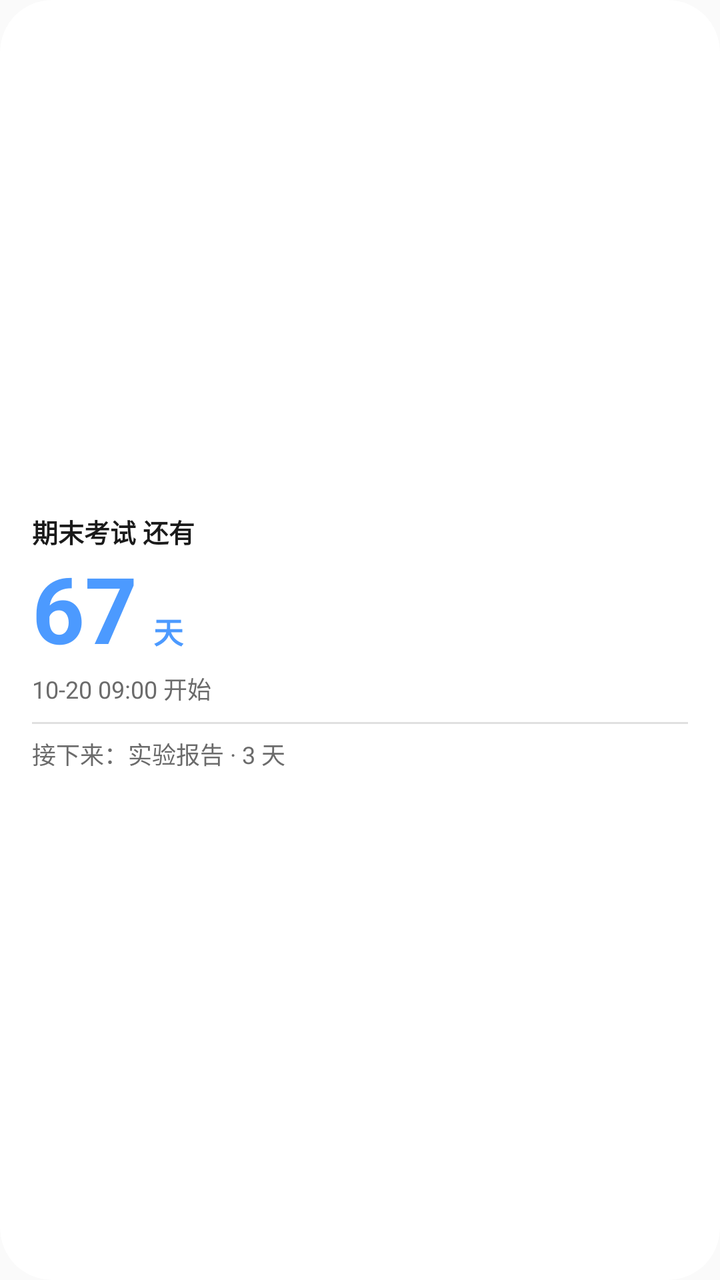
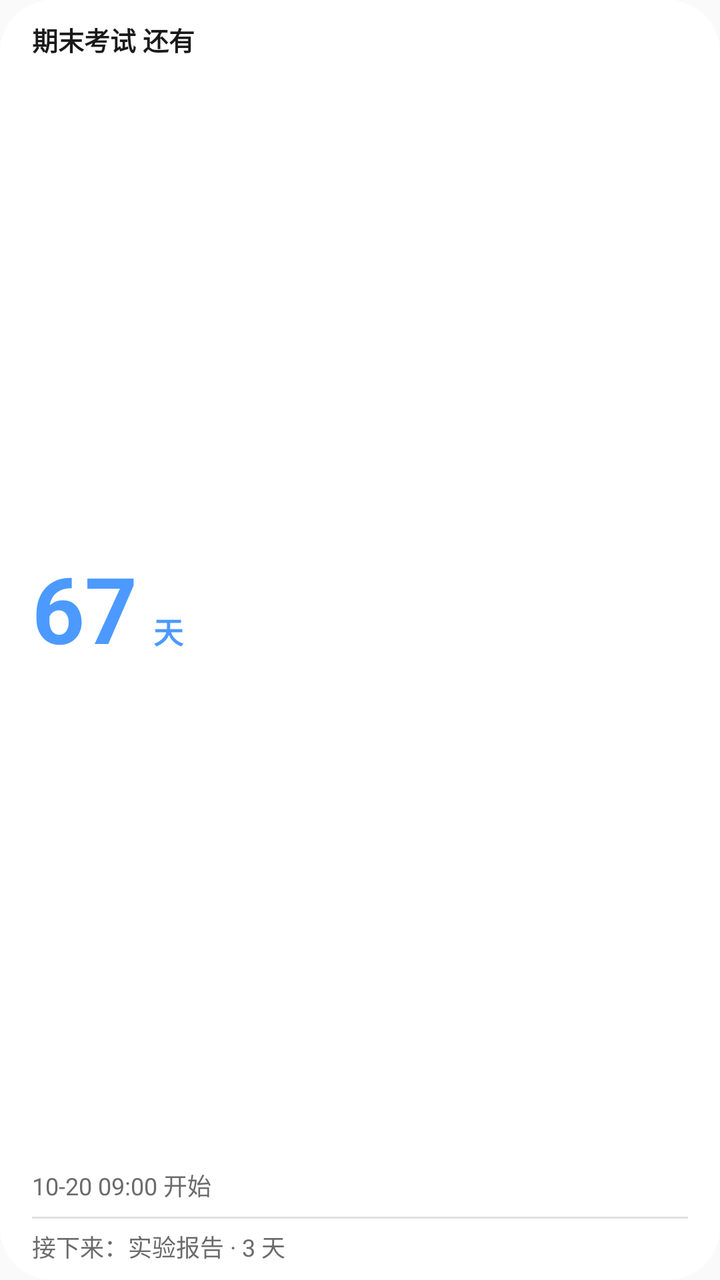

Before-and-after screenshots of an Android layout around one commit, followed by the original layout XML and the change that was made.
<!-- AndroidManifest.xml: another module's application theme AppTheme -->
<!-- res/layout/widget_countdown.xml -->
<?xml version="1.0" encoding="utf-8"?>
<FrameLayout xmlns:android="http://schemas.android.com/apk/res/android"
    android:id="@+id/widget_root"
    android:layout_width="match_parent"
    android:layout_height="match_parent"
    android:background="@drawable/widget_bg_tint"
    android:clipToOutline="true">

    
    <ImageView
        android:id="@+id/widget_bg_image"
        android:layout_width="match_parent"
        android:layout_height="match_parent"
        android:scaleType="centerCrop"
        android:contentDescription="@null" />

    <LinearLayout
        android:id="@+id/widget_content"
        android:layout_width="match_parent"
        android:layout_height="match_parent"
        android:orientation="vertical"
        android:gravity="center_vertical"
        android:paddingStart="16dp"
        android:paddingEnd="16dp"
        android:paddingTop="12dp"
        android:paddingBottom="10dp">

        <TextView
            android:id="@+id/countdown_label"
            android:layout_width="match_parent"
            android:layout_height="wrap_content"
            android:maxLines="1"
            android:ellipsize="end"
            android:textSize="13sp"
            android:textStyle="bold"
            android:textColor="@color/widget_text_primary"
            android:text="期末考试 还有" />

        <LinearLayout
            android:id="@+id/countdown_num_row"
            android:layout_width="match_parent"
            android:layout_height="wrap_content"
            android:paddingTop="4dp"
            android:orientation="horizontal"
            android:baselineAligned="true">

            <TextView
                android:id="@+id/countdown_num"
                android:layout_width="wrap_content"
                android:layout_height="wrap_content"
                android:maxLines="1"
                android:includeFontPadding="false"
                android:textSize="46sp"
                android:textStyle="bold"
                android:textColor="#FF4C9AFF"
                android:text="67" />

            <TextView
                android:id="@+id/countdown_unit"
                android:layout_width="wrap_content"
                android:layout_height="wrap_content"
                android:layout_marginStart="8dp"
                android:maxLines="1"
                android:textSize="15sp"
                android:textStyle="bold"
                android:textColor="#FF4C9AFF"
                android:text="天" />
        </LinearLayout>

        <TextView
            android:id="@+id/countdown_sub"
            android:layout_width="match_parent"
            android:layout_height="wrap_content"
            android:paddingTop="2dp"
            android:maxLines="1"
            android:ellipsize="end"
            android:textSize="12sp"
            android:textColor="@color/widget_text_secondary"
            android:text="10-20 09:00 开始" />

        <ImageView
            android:id="@+id/countdown_divider"
            android:layout_width="match_parent"
            android:layout_height="1dp"
            android:layout_marginTop="8dp"
            android:background="@color/widget_divider"
            android:contentDescription="@null" />

        <TextView
            android:id="@+id/countdown_next"
            android:layout_width="match_parent"
            android:layout_height="wrap_content"
            android:paddingTop="6dp"
            android:maxLines="2"
            android:ellipsize="end"
            android:textSize="12sp"
            android:textColor="@color/widget_text_secondary"
            android:text="接下来：实验报告 · 3 天" />

        <TextView
            android:id="@+id/countdown_empty"
            android:layout_width="match_parent"
            android:layout_height="0dp"
            android:layout_weight="1"
            android:gravity="center"
            android:textSize="14sp"
            android:textColor="@color/widget_text_secondary"
            android:visibility="gone"
            android:text="暂无待办倒计时\n给待办加上时间或截止日期即可" />
    </LinearLayout>
</FrameLayout>
<!-- resources referenced by this layout -->
<resources>
  <color name="widget_divider">#1F000000</color>
  <color name="widget_text_primary">#FF1A1A1A</color>
  <color name="widget_text_secondary">#FF6B6B6B</color>
  <!-- drawable widget_bg_tint (drawable) -->
  <?xml version="1.0" encoding="utf-8"?>
  <shape xmlns:android="http://schemas.android.com/apk/res/android"
      android:shape="rectangle">
      <solid android:color="#FFFFFFFF" />
      <corners android:radius="26dp" />
  </shape>
  <style name="AppTheme" parent="Theme.AppCompat.Light.DarkActionBar">
          
          <item name="colorPrimary">@color/colorPrimary</item>
          <item name="colorPrimaryDark">@color/colorPrimaryDark</item>
          <item name="colorAccent">@color/colorAccent</item>
      </style>
</resources>

<!-- the commit's change to res/layout/widget_countdown.xml (unified diff, before → after) -->
@@ -19,11 +19,10 @@
         android:layout_width="match_parent"
         android:layout_height="match_parent"
         android:orientation="vertical"
-        android:gravity="center_vertical"
         android:paddingStart="16dp"
         android:paddingEnd="16dp"
-        android:paddingTop="12dp"
-        android:paddingBottom="10dp">
+        android:paddingTop="10dp"
+        android:paddingBottom="8dp">
 
         <TextView
             android:id="@+id/countdown_label"
@@ -36,42 +35,49 @@
             android:textColor="@color/widget_text_primary"
             android:text="期末考试 还有" />
 
+        
         <LinearLayout
             android:id="@+id/countdown_num_row"
             android:layout_width="match_parent"
-            android:layout_height="wrap_content"
-            android:paddingTop="4dp"
+            android:layout_height="0dp"
+            android:layout_weight="1"
             android:orientation="horizontal"
-            android:baselineAligned="true">
+            android:gravity="center_vertical">
 
-            <TextView
-                android:id="@+id/countdown_num"
+            <LinearLayout
                 android:layout_width="wrap_content"
                 android:layout_height="wrap_content"
-                android:maxLines="1"
-                android:includeFontPadding="false"
-                android:textSize="46sp"
-                android:textStyle="bold"
-                android:textColor="#FF4C9AFF"
-                android:text="67" />
+                android:orientation="horizontal"
+                android:baselineAligned="true">
 
-            <TextView
-                android:id="@+id/countdown_unit"
-                android:layout_width="wrap_content"
-                android:layout_height="wrap_content"
-                android:layout_marginStart="8dp"
-                android:maxLines="1"
-                android:textSize="15sp"
-                android:textStyle="bold"
-                android:textColor="#FF4C9AFF"
-                android:text="天" />
+                <TextView
+                    android:id="@+id/countdown_num"
+                    android:layout_width="wrap_content"
+                    android:layout_height="wrap_content"
+                    android:maxLines="1"
+                    android:includeFontPadding="false"
+                    android:textSize="46sp"
+                    android:textStyle="bold"
+                    android:textColor="#FF4C9AFF"
+                    android:text="67" />
+
+                <TextView
+                    android:id="@+id/countdown_unit"
+                    android:layout_width="wrap_content"
+                    android:layout_height="wrap_content"
+                    android:layout_marginStart="8dp"
+                    android:maxLines="1"
+                    android:textSize="15sp"
+                    android:textStyle="bold"
+                    android:textColor="#FF4C9AFF"
+                    android:text="天" />
+            </LinearLayout>
         </LinearLayout>
 
         <TextView
             android:id="@+id/countdown_sub"
             android:layout_width="match_parent"
             android:layout_height="wrap_content"
-            android:paddingTop="2dp"
             android:maxLines="1"
             android:ellipsize="end"
             android:textSize="12sp"
@@ -82,7 +88,7 @@
             android:id="@+id/countdown_divider"
             android:layout_width="match_parent"
             android:layout_height="1dp"
-            android:layout_marginTop="8dp"
+            android:layout_marginTop="7dp"
             android:background="@color/widget_divider"
             android:contentDescription="@null" />
 
@@ -90,22 +96,24 @@
             android:id="@+id/countdown_next"
             android:layout_width="match_parent"
             android:layout_height="wrap_content"
-            android:paddingTop="6dp"
-            android:maxLines="2"
+            android:paddingTop="5dp"
+            android:maxLines="3"
             android:ellipsize="end"
             android:textSize="12sp"
             android:textColor="@color/widget_text_secondary"
             android:text="接下来：实验报告 · 3 天" />
+    </LinearLayout>
 
-        <TextView
-            android:id="@+id/countdown_empty"
-            android:layout_width="match_parent"
-            android:layout_height="0dp"
-            android:layout_weight="1"
-            android:gravity="center"
-            android:textSize="14sp"
-            android:textColor="@color/widget_text_secondary"
-            android:visibility="gone"
-            android:text="暂无待办倒计时\n给待办加上时间或截止日期即可" />
-    </LinearLayout>
+    
+    <TextView
+        android:id="@+id/countdown_empty"
+        android:layout_width="match_parent"
+        android:layout_height="match_parent"
+        android:gravity="center"
+        android:paddingStart="16dp"
+        android:paddingEnd="16dp"
+        android:textSize="13.5sp"
+        android:textColor="@color/widget_text_secondary"
+        android:visibility="gone"
+        android:text="暂无待办倒计时\n给待办加上时间或截止日期即可" />
 </FrameLayout>
